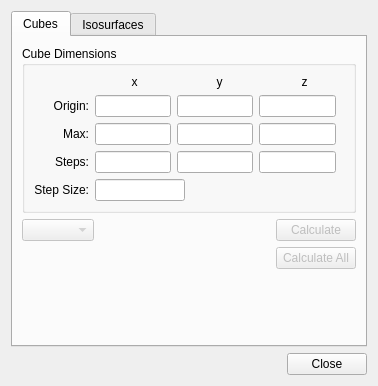
Before: the Qt Designer form libavogadro/src/extensions/orbitaldialog.ui in cryos/avogadro, drawn with Qt 5.
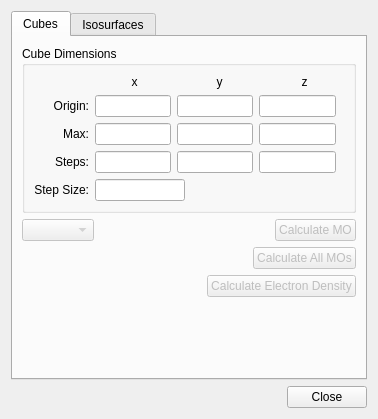
After: the same form once the commit is applied.

Commit message: Added calculation of electron density to the MOPAC code, this should be quite simple to translate to the Gaussian type orbitals too. Fixed normalization of the MOs too. ESP calculation might be next...

```diff
--- a/libavogadro/src/extensions/orbitaldialog.ui
+++ b/libavogadro/src/extensions/orbitaldialog.ui
@@ -6,7 +6,7 @@
     <x>0</x>
     <y>0</y>
     <width>378</width>
-    <height>386</height>
+    <height>419</height>
    </rect>
   </property>
   <property name="sizePolicy" >
@@ -288,7 +288,7 @@
             <bool>false</bool>
            </property>
            <property name="text" >
-            <string>Calculate</string>
+            <string>Calculate MO</string>
            </property>
           </widget>
          </item>
@@ -315,13 +315,40 @@
             <bool>false</bool>
            </property>
            <property name="text" >
-            <string>Calculate All</string>
+            <string>Calculate All MOs</string>
            </property>
           </widget>
          </item>
         </layout>
        </item>
        <item row="3" column="0" >
+        <layout class="QHBoxLayout" name="horizontalLayout_22" >
+         <item>
+          <spacer name="horizontalSpacer_4" >
+           <property name="orientation" >
+            <enum>Qt::Horizontal</enum>
+           </property>
+           <property name="sizeHint" stdset="0" >
+            <size>
+             <width>40</width>
+             <height>20</height>
+            </size>
+           </property>
+          </spacer>
+         </item>
+         <item>
+          <widget class="QPushButton" name="calculateDensity" >
+           <property name="enabled" >
+            <bool>false</bool>
+           </property>
+           <property name="text" >
+            <string>Calculate Electron Density</string>
+           </property>
+          </widget>
+         </item>
+        </layout>
+       </item>
+       <item row="4" column="0" >
         <spacer name="verticalSpacer_2" >
          <property name="orientation" >
           <enum>Qt::Vertical</enum>
```
The commit also changes 8 other files.
